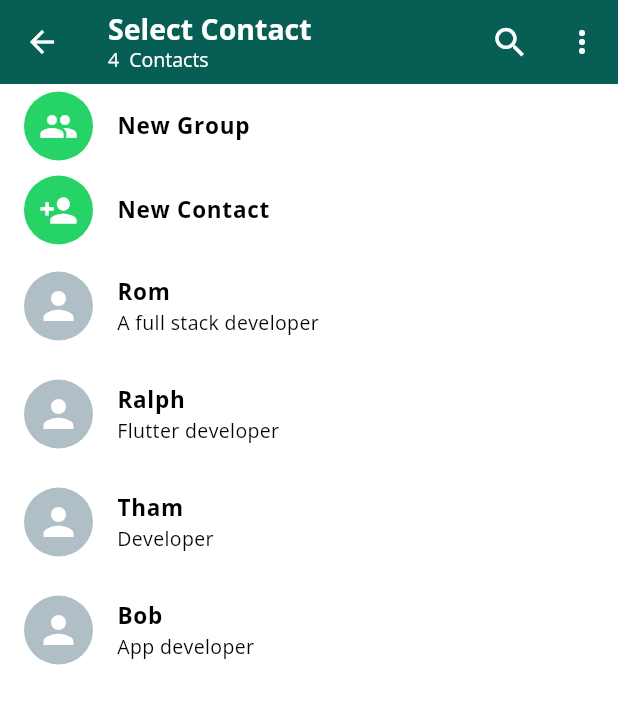
After one commit to romelt777/ChatApp, a Flutter app: the SelectContact screen opened directly, on a phone screen of 412 x 824 dp. The commit adds this screen. Shown: the top 704 px of the screen. Run offline on Flutter 3.47's test engine with Material 3 defaults, Android fonts, the phone set to English and light mode, and no system bars; our stand-ins replace emoji_picker_flutter, flutter_svg.

Commit message:
added new contacts for select

```diff
--- /dev/null
+++ b/lib/customui/button_card.dart
@@ -0,0 +1,24 @@
+import 'package:chat_app/model/chat_model.dart';
+import 'package:flutter/material.dart';
+import 'package:flutter_svg/svg.dart';
+
+class ButtonCard extends StatelessWidget {
+  final String name;
+  final IconData icon;
+  const ButtonCard({super.key, required this.icon, required this.name});
+
+  @override
+  Widget build(BuildContext context) {
+    return InkWell(
+      onTap: () {},
+      child: ListTile(
+        leading: CircleAvatar(
+          radius: 23,
+          backgroundColor: Color(0xFF25D366),
+          child: Icon(icon, size: 26, color: Colors.white),
+        ),
+        title: Text(name, style: TextStyle(fontSize: 15, fontWeight: FontWeight.bold)),
+      ),
+    );
+  }
+}
--- /dev/null
+++ b/lib/customui/contact_card.dart
@@ -0,0 +1,24 @@
+import 'package:chat_app/model/chat_model.dart';
+import 'package:flutter/material.dart';
+import 'package:flutter_svg/svg.dart';
+
+class ContactCard extends StatelessWidget {
+  final ChatModel contact;
+  const ContactCard({super.key, required this.contact});
+
+  @override
+  Widget build(BuildContext context) {
+    return InkWell(
+      onTap: () {},
+      child: ListTile(
+        leading: CircleAvatar(
+          radius: 23,
+          backgroundColor: Colors.blueGrey[200],
+          child: SvgPicture.asset("assets/person.svg", color: Colors.white, height: 30, width: 30),
+        ),
+        title: Text(contact.name, style: TextStyle(fontSize: 15, fontWeight: FontWeight.bold)),
+        subtitle: Text(contact.status ?? "No Status", style: TextStyle(fontSize: 13)),
+      ),
+    );
+  }
+}
--- a/lib/customui/custom_card.dart
+++ b/lib/customui/custom_card.dart
@@ -12,9 +12,7 @@ class CustomCard extends StatelessWidget {
   Widget build(BuildContext context) {
     return InkWell(
       onTap: () {
-        Navigator.push(context, MaterialPageRoute(
-          builder: (context) => IndividualPage(chatModel: chatModel,),
-        ));
+        Navigator.push(context, MaterialPageRoute(builder: (context) => IndividualPage(chatModel: chatModel)));
       },
       child: Column(
         children: [
@@ -23,8 +21,7 @@ class CustomCard extends StatelessWidget {
               radius: 30,
               backgroundColor: Colors.blueGrey,
               child: SvgPicture.asset(
-                chatModel.isGroup?
-                "assets/groups.svg" : "assets/person.svg",
+                chatModel.isGroup ?? false ? "assets/groups.svg" : "assets/person.svg",
                 colorFilter: const ColorFilter.mode(Colors.white, BlendMode.srcIn),
                 height: 38,
                 width: 37,
@@ -32,9 +29,13 @@ class CustomCard extends StatelessWidget {
             ),
             title: Text(chatModel.name, style: TextStyle(fontSize: 16, fontWeight: FontWeight.bold)),
             subtitle: Row(
-              children: [Icon(Icons.done_all), SizedBox(width: 3), Text(chatModel.currentMessage, style: TextStyle(fontSize: 13))],
+              children: [
+                Icon(Icons.done_all),
+                SizedBox(width: 3),
+                Text(chatModel.currentMessage ?? "No Message Available", style: TextStyle(fontSize: 13)),
+              ],
             ),
-            trailing: Text(chatModel.time),
+            trailing: Text(chatModel.time ?? "No Time Available"),
           ),
           Padding(
             padding: const EdgeInsets.only(right: 20, left: 80),
--- a/lib/data/chat_data.dart
+++ b/lib/data/chat_data.dart
@@ -2,11 +2,10 @@ import 'package:chat_app/model/chat_model.dart';
 
 class ChatData {
   final List<ChatModel> chatData = [
-    ChatModel(name: "Rom", Icon: "person.svg", isGroup: false, time: "9:00", currentMessage: "Hi World"),
-    ChatModel(name: "Ralph", Icon: "person.svg", isGroup: false, time: "9:10", currentMessage: "Hi Rom"),
-    ChatModel(name: "Rom's Server", Icon: "group.svg", isGroup: true, time: "9:20", currentMessage: "Hi Everyone"),
-    ChatModel(name: "Tham", Icon: "person.svg", isGroup: false, time: "9:30", currentMessage: "Hi Ralph"),
-    ChatModel(name: "nscc friends", Icon: "group.svg", isGroup: true, time: "9:40", currentMessage: "Hi Buddy"),
-
+    ChatModel(name: "Rom", icon: "person.svg", isGroup: false, time: "9:00", currentMessage: "Hi World"),
+    ChatModel(name: "Ralph", icon: "person.svg", isGroup: false, time: "9:10", currentMessage: "Hi Rom"),
+    ChatModel(name: "Rom's Server", icon: "group.svg", isGroup: true, time: "9:20", currentMessage: "Hi Everyone"),
+    ChatModel(name: "Tham", icon: "person.svg", isGroup: false, time: "9:30", currentMessage: "Hi Ralph"),
+    ChatModel(name: "nscc friends", icon: "group.svg", isGroup: true, time: "9:40", currentMessage: "Hi Buddy"),
   ];
 }
--- /dev/null
+++ b/lib/data/contact_data.dart
@@ -0,0 +1,38 @@
+import 'package:chat_app/model/chat_model.dart';
+
+class ContactData {
+  final List<ChatModel> contactData = [
+    ChatModel(
+      name: "Rom",
+      status: "A full stack developer",
+      icon: "person.svg",
+      isGroup: false,
+      time: "9:00",
+      currentMessage: "Hi World",
+    ),
+    ChatModel(
+      name: "Ralph",
+      status: "Flutter developer",
+      icon: "person.svg",
+      isGroup: false,
+      time: "9:10",
+      currentMessage: "Hi Rom",
+    ),
+    ChatModel(
+      name: "Tham",
+      status: "Developer",
+      icon: "person.svg",
+      isGroup: false,
+      time: "9:30",
+      currentMessage: "Hi Ralph",
+    ),
+    ChatModel(
+      name: "Bob",
+      status: "App developer",
+      icon: "group.svg",
+      isGroup: true,
+      time: "9:40",
+      currentMessage: "Hi Buddy",
+    ),
+  ];
+}
--- a/lib/model/chat_model.dart
+++ b/lib/model/chat_model.dart
@@ -1,17 +1,10 @@
 class ChatModel {
   String name;
-  String Icon;
-  bool isGroup;
-  String time;
-  String currentMessage;
+  String? icon;
+  bool? isGroup;
+  String? time;
+  String? currentMessage;
+  String? status;
 
-  ChatModel(
-    {
-      required this.name,
-      required this.Icon,
-      required this.isGroup,
-      required this.time,
-      required this.currentMessage
-    }
-  );
+  ChatModel({required this.name, this.icon, this.isGroup, this.time, this.currentMessage, this.status});
 }
--- a/lib/pages/chat_page.dart
+++ b/lib/pages/chat_page.dart
@@ -1,5 +1,6 @@
 import 'package:chat_app/customui/custom_card.dart';
 import 'package:chat_app/data/chat_data.dart';
+import 'package:chat_app/screens/select_contact.dart';
 import 'package:flutter/material.dart';
 
 class ChatPage extends StatefulWidget {
@@ -17,9 +18,14 @@ class _ChatPageState extends State<ChatPage> {
     return Scaffold(
       body: ListView.builder(
         itemCount: data.chatData.length,
-        itemBuilder: (context,index) => CustomCard(chatModel: data.chatData[index])
+        itemBuilder: (context, index) => CustomCard(chatModel: data.chatData[index]),
       ),
-      floatingActionButton: FloatingActionButton(onPressed: () {}, child: Icon(Icons.chat)),
+      floatingActionButton: FloatingActionButton(
+        onPressed: () {
+          Navigator.push(context, MaterialPageRoute(builder: (builder) => SelectContact()));
+        },
+        child: Icon(Icons.chat),
+      ),
     );
   }
 }
--- a/lib/screens/individual_page.dart
+++ b/lib/screens/individual_page.dart
@@ -50,7 +50,8 @@ class _IndividualPageState extends State<IndividualPage> {
                 radius: 20,
                 backgroundColor: Colors.blueGrey,
                 child: SvgPicture.asset(
-                  widget.chatModel.isGroup ? "assets/groups.svg" : "assets/person.svg",
+                  //if null, will become false
+                  widget.chatModel.isGroup ?? false ? "assets/groups.svg" : "assets/person.svg",
                   colorFilter: const ColorFilter.mode(Colors.white, BlendMode.srcIn),
                   height: 38,
                   width: 37,
--- /dev/null
+++ b/lib/screens/select_contact.dart
@@ -0,0 +1,63 @@
+import 'package:chat_app/customui/button_card.dart';
+import 'package:chat_app/customui/contact_card.dart';
+import 'package:chat_app/data/contact_data.dart';
+import 'package:flutter/material.dart';
+
+class SelectContact extends StatefulWidget {
+  const SelectContact({super.key});
+
+  @override
+  State<SelectContact> createState() => _SelectContactState();
+}
+
+class _SelectContactState extends State<SelectContact> {
+  final data = ContactData();
+
+  @override
+  Widget build(BuildContext context) {
+    return Scaffold(
+      //APPBAR
+      appBar: AppBar(
+        title: Column(
+          mainAxisAlignment: MainAxisAlignment.start,
+          crossAxisAlignment: CrossAxisAlignment.start,
+          children: [
+            Text("Select Contact", style: TextStyle(fontSize: 19, fontWeight: FontWeight.bold)),
+            Text(
+              data.contactData.length != 1
+                  ? "${data.contactData.length.toString()}  Contacts"
+                  : "${data.contactData.length.toString()}  Contact",
+              style: TextStyle(fontSize: 13),
+            ),
+          ],
+        ),
+        actions: [
+          IconButton(onPressed: () {}, icon: Icon(Icons.search, size: 26)),
+          PopupMenuButton<String>(
+            onSelected: (value) => {print(value)},
+            itemBuilder: (BuildContext context) {
+              return [
+                PopupMenuItem(value: "Invite a Friend", child: Text("Invite a Friend")),
+                PopupMenuItem(value: "Contacts", child: Text("Contacts")),
+                PopupMenuItem(value: "Refresh", child: Text("Refresh")),
+                PopupMenuItem(value: "Help", child: Text("Help")),
+              ];
+            },
+          ),
+        ],
+      ),
+      //BODY
+      body: ListView.builder(
+        itemCount: data.contactData.length + 2,
+        itemBuilder: (context, index) {
+          if (index == 0) {
+            return ButtonCard(icon: Icons.group, name: "New Group");
+          } else if (index == 1) {
+            return ButtonCard(icon: Icons.person_add, name: "New Contact");
+          }
+          return ContactCard(contact: data.contactData[index - 2]);
+        },
+      ),
+    );
+  }
+}
```
